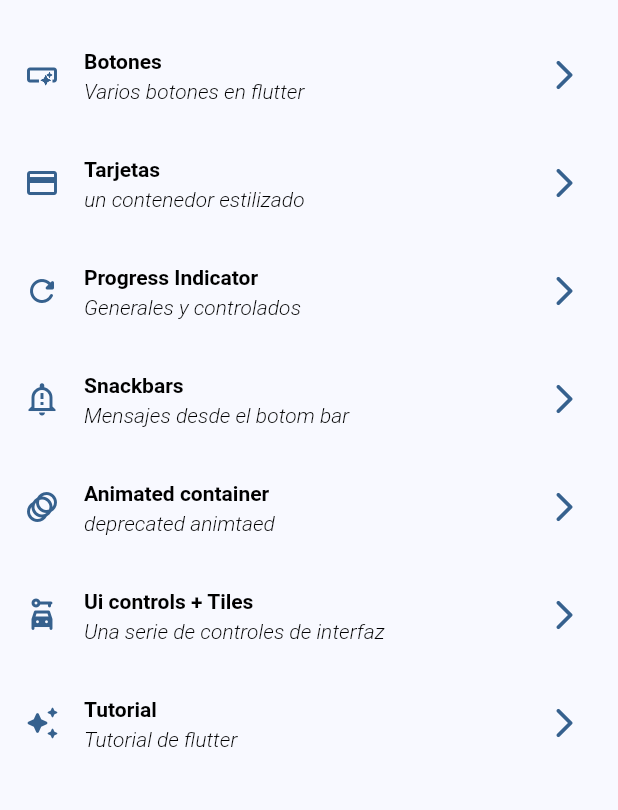
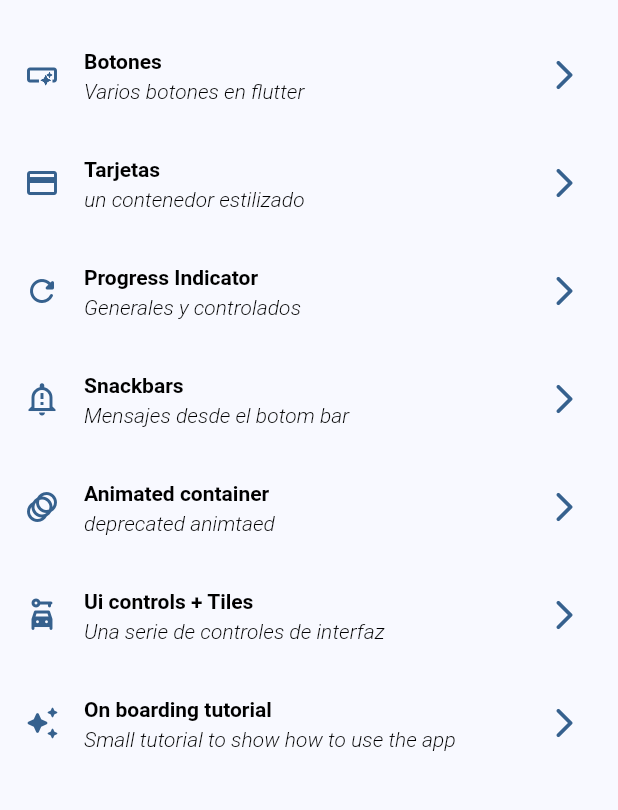
Before and after one commit to JesusxAguirre/Curso-flutter, a Flutter app: the screen it shows after launch, on a phone screen of 412 x 824 dp, the part 63-873 px from its top. Run offline on Flutter 3.47's test engine with Material 3 defaults, Android fonts, the phone set to English and light mode, and no system bars; our stand-ins replace dio, go_router.

Commit message:
add image png and add on boarding app example in menu items and go router

```diff
--- a/widget_app/lib/config/menu/menu_items.dart
+++ b/widget_app/lib/config/menu/menu_items.dart
@@ -53,8 +53,8 @@ const appMenuItems = <MenuItem>[
   ),
 
   MenuItem(
-    title: 'Tutorial',
-    subtitle: 'Tutorial de flutter',
+    title: 'On boarding tutorial',
+    subtitle: 'Small tutorial to show how to use the app',
     link: '/tutorial',
     icon: Icons.auto_awesome_rounded,
   ),
--- a/widget_app/pubspec.yaml
+++ b/widget_app/pubspec.yaml
@@ -60,7 +60,7 @@ flutter:
 
   # To add assets to your application, add an assets section, like this:
   assets:
-    - assets/
+    - assets/images/
   #   - images/a_dot_ham.jpeg
 
   # An image asset can refer to one or more resolution-specific "variants", see
```
Also changed, not shown: widget_app/assets/images/1.png (added), widget_app/assets/images/2.png (added), widget_app/assets/images/3.png (added), widget_app/assets/images/jar-loading.gif (renamed from widget_app/assets/jar-loading.gif).
